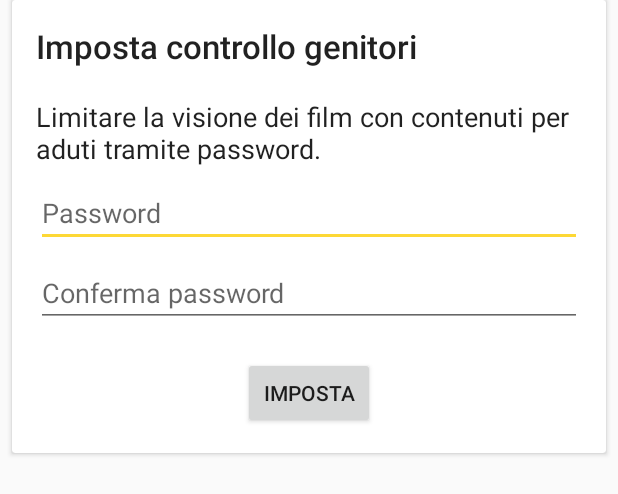
After one commit to Ov3rShow/MovieTime, an Android app: the layout dialog_parental_control.xml on its own in the app's theme, with its tools: preview values and no code run, on a phone screen of 412 x 824 dp. The commit adds this screen. Shown: the top 494 px of the screen. Run offline under Robolectric (Android 15) with nearby library versions, the phone set to English and light mode, and no system bars.

Commit message:
Layout parental control

```diff
--- /dev/null
+++ b/app/src/main/res/layout/dialog_parental_control.xml
@@ -0,0 +1,53 @@
+<?xml version="1.0" encoding="utf-8"?>
+<androidx.cardview.widget.CardView xmlns:android="http://schemas.android.com/apk/res/android"
+    android:layout_width="match_parent"
+    android:layout_height="wrap_content"
+    android:layout_marginHorizontal="8dp"
+    android:orientation="vertical">
+
+    <LinearLayout
+        android:layout_width="match_parent"
+        android:layout_height="wrap_content"
+        android:orientation="vertical"
+        android:paddingHorizontal="16dp">
+
+        <TextView
+            android:layout_width="match_parent"
+            android:layout_height="wrap_content"
+            android:layout_marginVertical="16dp"
+            android:text="Imposta controllo genitori"
+            android:textAppearance="@style/TextAppearance.AppCompat.Title"
+            android:textSize="22sp" />
+
+        <TextView
+            android:layout_width="match_parent"
+            android:layout_height="wrap_content"
+            android:layout_marginVertical="4dp"
+            android:text="Limitare la visione dei film con contenuti per aduti tramite password. "
+            android:textAppearance="@style/TextAppearance.AppCompat.SearchResult.Subtitle"
+            android:textSize="18sp" />
+
+        <EditText
+            android:id="@+id/parent_edit_pwd"
+            android:layout_width="match_parent"
+            android:layout_height="wrap_content"
+            android:layout_marginVertical="4dp"
+            android:hint="Password" />
+
+        <EditText
+            android:id="@+id/parent_edit_confpwd"
+            android:layout_width="match_parent"
+            android:layout_height="wrap_content"
+            android:layout_marginVertical="4dp"
+            android:hint="Conferma password" />
+
+        <Button
+            android:layout_width="wrap_content"
+            android:layout_height="match_parent"
+            android:text="Imposta"
+            android:layout_gravity="center_horizontal"
+            android:layout_marginVertical="16dp"/>
+
+    </LinearLayout>
+
+</androidx.cardview.widget.CardView>
```
Also changed, not shown: app/src/main/java/it/baesso_giacomazzo_sartore/movietime/ui/DetailActivity.java (+9 -0 lines), app/src/main/res/layout/activity_detail.xml (+18 -29 lines).
